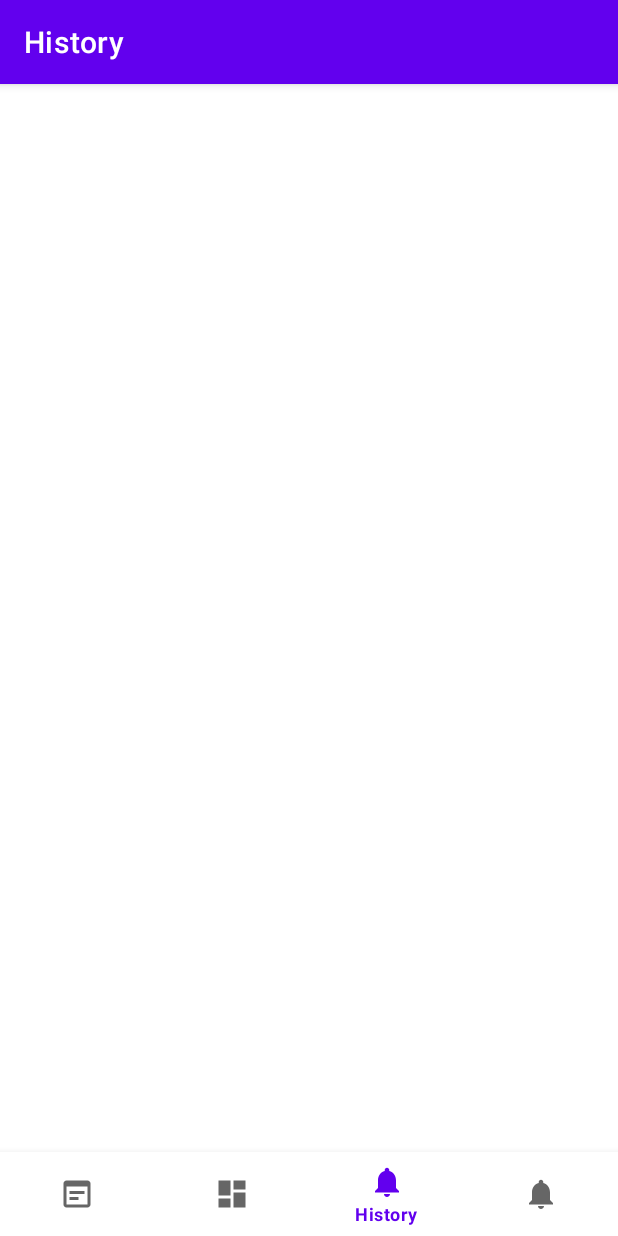
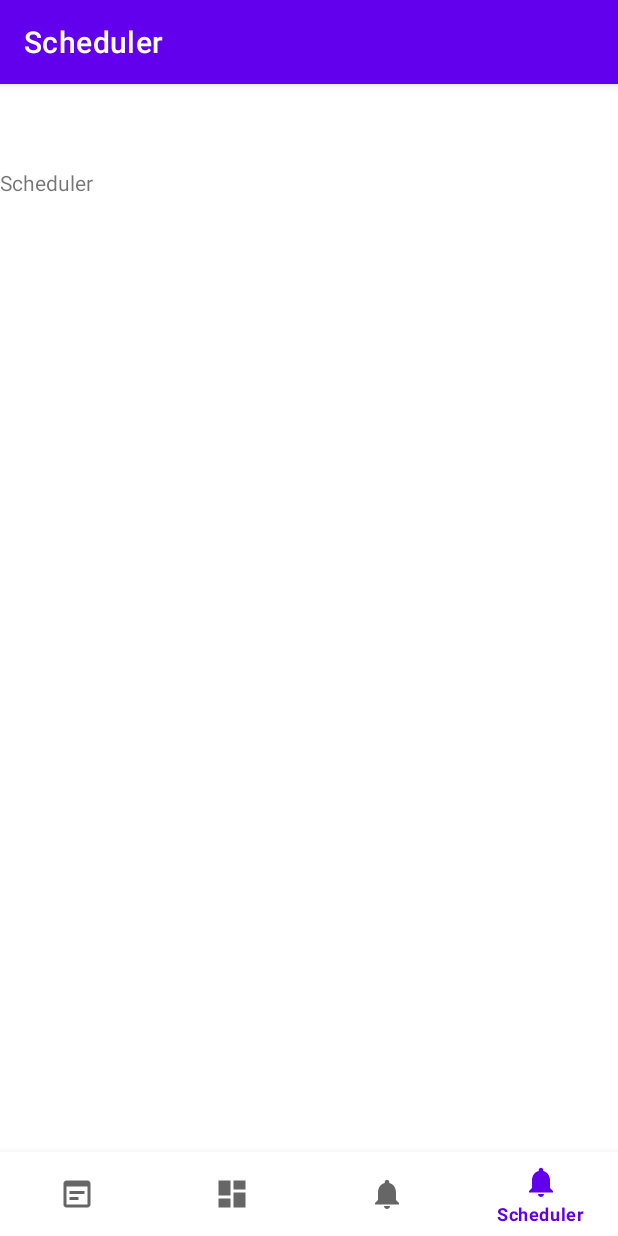
Before and after one commit to stefanusgusega/if3210-2021-android-k2-10, an Android app: the screen it shows after launch (MainActivity), item 4 of the bottom bar chosen, on a phone screen of 412 x 824 dp. Run offline under Robolectric (Android 15) with nearby library versions, the phone set to English and light mode, and no system bars; our stand-ins replace navigation-ui.

```diff
--- a/app/src/main/res/navigation/mobile_navigation.xml
+++ b/app/src/main/res/navigation/mobile_navigation.xml
@@ -25,7 +25,7 @@
 
     <fragment
         android:id="@+id/navigation_scheduler"
-        android:name="com.example.fitnessapp.ui.history.SchedulerFragment"
+        android:name="com.example.fitnessapp.ui.scheduler.SchedulerFragment"
         android:label="@string/title_scheduler"
         tools:layout="@layout/fragment_scheduler" />
 </navigation>
```
